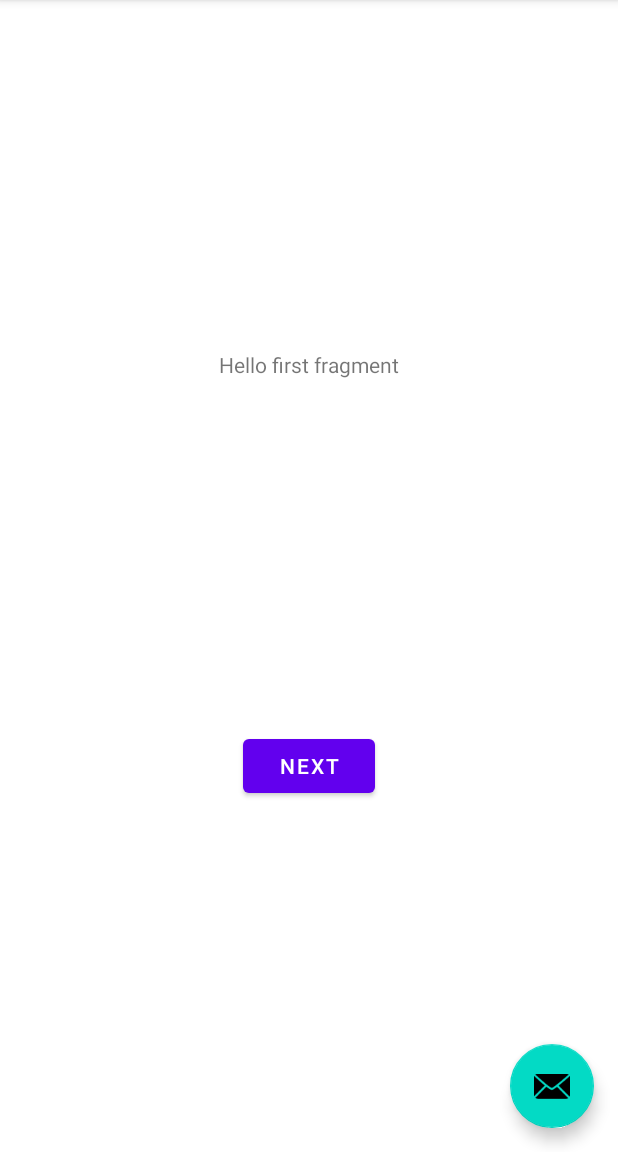
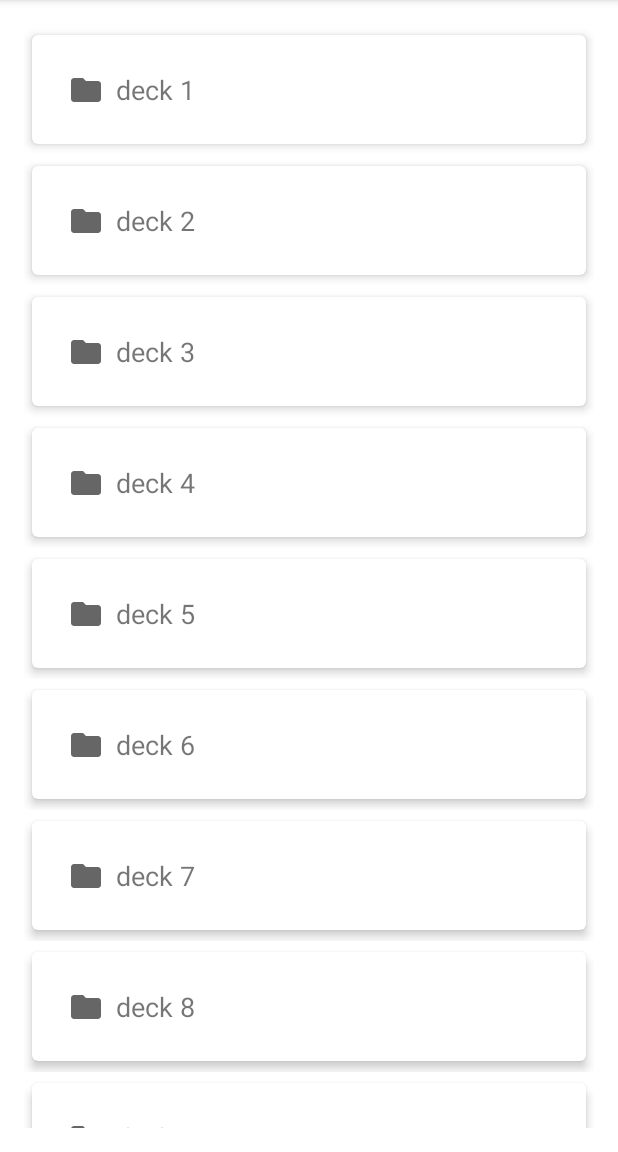
Before and after one commit to msh-vlsv/tinki, an Android app: the screen it shows after launch (MainActivity), on a phone screen of 412 x 824 dp, the part 84-1236 px from its top. Run offline under Robolectric (Android 15) with nearby library versions, the phone set to English and light mode, and no system bars.

Commit message:
add simple decks and cards fragments

```diff
--- a/app/build.gradle
+++ b/app/build.gradle
@@ -30,6 +30,10 @@ android {
     kotlinOptions {
         jvmTarget = '1.8'
     }
+
+    buildFeatures {
+        viewBinding true
+    }
 }
 
 dependencies {
--- a/app/src/main/java/com/android/tinki/FirstFragment.kt
+++ /dev/null
@@ -1,31 +0,0 @@
-package com.android.tinki
-
-import android.os.Bundle
-import androidx.fragment.app.Fragment
-import android.view.LayoutInflater
-import android.view.View
-import android.view.ViewGroup
-import android.widget.Button
-import androidx.navigation.fragment.findNavController
-
-/**
- * A simple [Fragment] subclass as the default destination in the navigation.
- */
-class FirstFragment : Fragment() {
-
-    override fun onCreateView(
-            inflater: LayoutInflater, container: ViewGroup?,
-            savedInstanceState: Bundle?
-    ): View? {
-        // Inflate the layout for this fragment
-        return inflater.inflate(R.layout.fragment_first, container, false)
-    }
-
-    override fun onViewCreated(view: View, savedInstanceState: Bundle?) {
-        super.onViewCreated(view, savedInstanceState)
-
-        view.findViewById<Button>(R.id.button_first).setOnClickListener {
-            findNavController().navigate(R.id.action_FirstFragment_to_SecondFragment)
-        }
-    }
-}
--- a/app/src/main/java/com/android/tinki/MainActivity.kt
+++ b/app/src/main/java/com/android/tinki/MainActivity.kt
@@ -6,18 +6,23 @@ import com.google.android.material.snackbar.Snackbar
 import androidx.appcompat.app.AppCompatActivity
 import android.view.Menu
 import android.view.MenuItem
+import com.android.tinki.databinding.ActivityMainBinding
 
 class MainActivity : AppCompatActivity() {
 
+    private lateinit var binding: ActivityMainBinding
+
     override fun onCreate(savedInstanceState: Bundle?) {
         super.onCreate(savedInstanceState)
-        setContentView(R.layout.activity_main)
-        setSupportActionBar(findViewById(R.id.toolbar))
+        binding = ActivityMainBinding.inflate(layoutInflater)
+        val view = binding.root
+        setContentView(view)
+        setSupportActionBar(binding.toolbar)
 
-        findViewById<FloatingActionButton>(R.id.fab).setOnClickListener { view ->
-            Snackbar.make(view, "Replace with your own action", Snackbar.LENGTH_LONG)
-                    .setAction("Action", null).show()
-        }
+//        binding.fab.setOnClickListener { view ->
+//            Snackbar.make(view, "Replace with your own action", Snackbar.LENGTH_LONG)
+//                    .setAction("Action", null).show()
+//        }
     }
 
     override fun onCreateOptionsMenu(menu: Menu): Boolean {
--- /dev/null
+++ b/app/src/main/java/com/android/tinki/decks/DeckAdapter.kt
@@ -0,0 +1,35 @@
+package com.android.tinki.decks
+
+import android.view.LayoutInflater
+import android.view.View
+import android.view.ViewGroup
+import android.widget.TextView
+import androidx.navigation.findNavController
+import androidx.recyclerview.widget.RecyclerView
+import com.android.tinki.R
+
+class DeckAdapter(private val data: ArrayList<String>) : RecyclerView.Adapter<DeckAdapter.ViewHolder>() {
+
+    class ViewHolder(view: View) : RecyclerView.ViewHolder(view) {
+        val textView: TextView
+
+        init {
+            textView = view.findViewById(R.id.deckTitle)
+        }
+    }
+
+    override fun onCreateViewHolder(parent: ViewGroup, viewType: Int): ViewHolder {
+        val view = LayoutInflater.from(parent.context).inflate(R.layout.deck_item, parent, false)
+        view.setOnClickListener {
+            view.findNavController().navigate(R.id.action_FirstFragment_to_SecondFragment)
+        }
+        return ViewHolder(view)
+    }
+
+    override fun onBindViewHolder(holder: ViewHolder, position: Int) {
+        holder.textView.text = data[position]
+    }
+
+    override fun getItemCount() = data.size
+
+}
--- /dev/null
+++ b/app/src/main/java/com/android/tinki/decks/DecksFragment.kt
@@ -0,0 +1,36 @@
+package com.android.tinki.decks
+
+import android.os.Bundle
+import androidx.fragment.app.Fragment
+import android.view.LayoutInflater
+import android.view.View
+import android.view.ViewGroup
+import androidx.lifecycle.ViewModelProvider
+import androidx.recyclerview.widget.LinearLayoutManager
+import com.android.tinki.databinding.FragmentDecksBinding
+
+/**
+ * A simple [Fragment] subclass as the default destination in the navigation.
+ */
+class DecksFragment : Fragment() {
+
+    private lateinit var decksViewModel: DecksViewModel
+    private var _binding: FragmentDecksBinding? = null
+    private val binding get() = _binding!!
+
+    override fun onCreateView(
+            inflater: LayoutInflater, container: ViewGroup?,
+            savedInstanceState: Bundle?
+    ): View? {
+        decksViewModel =
+            ViewModelProvider(this).get(DecksViewModel::class.java)
+        _binding = FragmentDecksBinding.inflate(inflater, container, false)
+        binding.decksRecyclerView.layoutManager = LinearLayoutManager(this.context)
+        binding.decksRecyclerView.adapter = DeckAdapter(decksViewModel.decks)
+        return binding.root
+    }
+
+    override fun onViewCreated(view: View, savedInstanceState: Bundle?) {
+        super.onViewCreated(view, savedInstanceState)
+    }
+}
--- /dev/null
+++ b/app/src/main/java/com/android/tinki/decks/DecksViewModel.kt
@@ -0,0 +1,18 @@
+package com.android.tinki.decks
+
+import androidx.lifecycle.ViewModel
+
+class DecksViewModel : ViewModel() {
+
+    val decks = arrayListOf<String>()
+
+    init {
+        getDecks()
+    }
+
+    fun getDecks() {
+        for (i in 1..10) {
+            decks.add("deck $i")
+        }
+    }
+}
--- /dev/null
+++ b/app/src/main/res/drawable/ic_baseline_folder_24.xml
@@ -0,0 +1,10 @@
+<vector xmlns:android="http://schemas.android.com/apk/res/android"
+    android:width="24dp"
+    android:height="24dp"
+    android:viewportWidth="24"
+    android:viewportHeight="24"
+    android:tint="?attr/colorControlNormal">
+  <path
+      android:fillColor="@android:color/white"
+      android:pathData="M10,4H4c-1.1,0 -1.99,0.9 -1.99,2L2,18c0,1.1 0.9,2 2,2h16c1.1,0 2,-0.9 2,-2V8c0,-1.1 -0.9,-2 -2,-2h-8l-2,-2z"/>
+</vector>
--- a/app/src/main/res/layout/activity_main.xml
+++ b/app/src/main/res/layout/activity_main.xml
@@ -22,12 +22,12 @@
 
     <include layout="@layout/content_main" />
 
-    <com.google.android.material.floatingactionbutton.FloatingActionButton
-        android:id="@+id/fab"
-        android:layout_width="wrap_content"
-        android:layout_height="wrap_content"
-        android:layout_gravity="bottom|end"
-        android:layout_margin="@dimen/fab_margin"
-        app:srcCompat="@android:drawable/ic_dialog_email" />
+<!--    <com.google.android.material.floatingactionbutton.FloatingActionButton-->
+<!--        android:id="@+id/fab"-->
+<!--        android:layout_width="wrap_content"-->
+<!--        android:layout_height="wrap_content"-->
+<!--        android:layout_gravity="bottom|end"-->
+<!--        android:layout_margin="@dimen/fab_margin"-->
+<!--        app:srcCompat="@android:drawable/ic_dialog_email" />-->
 
 </androidx.coordinatorlayout.widget.CoordinatorLayout>
--- /dev/null
+++ b/app/src/main/res/layout/deck_item.xml
@@ -0,0 +1,47 @@
+<?xml version="1.0" encoding="utf-8"?>
+<FrameLayout xmlns:android="http://schemas.android.com/apk/res/android"
+    android:layout_width="match_parent"
+    android:layout_height="wrap_content"
+    xmlns:app="http://schemas.android.com/apk/res-auto">
+
+    <androidx.cardview.widget.CardView
+        android:layout_width="match_parent"
+        android:layout_height="wrap_content"
+        app:cardCornerRadius="4dp"
+        app:cardElevation="4dp"
+        app:cardUseCompatPadding="true"
+        app:contentPadding="16dp">
+
+        <androidx.constraintlayout.widget.ConstraintLayout
+            android:layout_width="match_parent"
+            android:layout_height="wrap_content">
+
+            <ImageView
+                android:id="@+id/deckIcon"
+                android:layout_width="wrap_content"
+                android:layout_height="wrap_content"
+                android:layout_marginStart="8dp"
+                app:layout_constraintBottom_toBottomOf="parent"
+                app:layout_constraintStart_toStartOf="parent"
+                app:layout_constraintTop_toTopOf="parent"
+                app:srcCompat="@drawable/ic_baseline_folder_24" />
+
+            <TextView
+                android:id="@+id/deckTitle"
+                android:layout_width="0dp"
+                android:layout_height="wrap_content"
+                android:layout_marginStart="8dp"
+                android:layout_marginTop="8dp"
+                android:layout_marginEnd="8dp"
+                android:layout_marginBottom="8dp"
+                android:text="TextView"
+                android:textSize="18sp"
+                app:layout_constraintBottom_toBottomOf="parent"
+                app:layout_constraintEnd_toEndOf="parent"
+                app:layout_constraintStart_toEndOf="@+id/deckIcon"
+                app:layout_constraintTop_toTopOf="parent" />
+
+        </androidx.constraintlayout.widget.ConstraintLayout>
+    </androidx.cardview.widget.CardView>
+
+</FrameLayout>
--- /dev/null
+++ b/app/src/main/res/layout/fragment_decks.xml
@@ -0,0 +1,22 @@
+<?xml version="1.0" encoding="utf-8"?>
+<androidx.constraintlayout.widget.ConstraintLayout xmlns:android="http://schemas.android.com/apk/res/android"
+    xmlns:app="http://schemas.android.com/apk/res-auto"
+    xmlns:tools="http://schemas.android.com/tools"
+    android:layout_width="match_parent"
+    android:layout_height="match_parent"
+    tools:context=".decks.DecksFragment">
+
+    <androidx.recyclerview.widget.RecyclerView
+        android:id="@+id/decksRecyclerView"
+        android:layout_width="match_parent"
+        android:layout_height="0dp"
+        android:layout_marginStart="16dp"
+        android:layout_marginTop="16dp"
+        android:layout_marginEnd="16dp"
+        android:layout_marginBottom="16dp"
+        app:layout_constraintBottom_toBottomOf="parent"
+        app:layout_constraintEnd_toEndOf="parent"
+        app:layout_constraintStart_toStartOf="parent"
+        app:layout_constraintTop_toTopOf="parent"
+        tools:listitem="@layout/deck_item" />
+</androidx.constraintlayout.widget.ConstraintLayout>
--- a/app/src/main/res/layout/fragment_first.xml
+++ /dev/null
@@ -1,28 +0,0 @@
-<?xml version="1.0" encoding="utf-8"?>
-<androidx.constraintlayout.widget.ConstraintLayout xmlns:android="http://schemas.android.com/apk/res/android"
-    xmlns:app="http://schemas.android.com/apk/res-auto"
-    xmlns:tools="http://schemas.android.com/tools"
-    android:layout_width="match_parent"
-    android:layout_height="match_parent"
-    tools:context=".FirstFragment">
-
-    <TextView
-        android:id="@+id/textview_first"
-        android:layout_width="wrap_content"
-        android:layout_height="wrap_content"
-        android:text="@string/hello_first_fragment"
-        app:layout_constraintBottom_toTopOf="@id/button_first"
-        app:layout_constraintEnd_toEndOf="parent"
-        app:layout_constraintStart_toStartOf="parent"
-        app:layout_constraintTop_toTopOf="parent" />
-
-    <Button
-        android:id="@+id/button_first"
-        android:layout_width="wrap_content"
-        android:layout_height="wrap_content"
-        android:text="@string/next"
-        app:layout_constraintBottom_toBottomOf="parent"
-        app:layout_constraintEnd_toEndOf="parent"
-        app:layout_constraintStart_toStartOf="parent"
-        app:layout_constraintTop_toBottomOf="@id/textview_first" />
-</androidx.constraintlayout.widget.ConstraintLayout>
--- a/app/src/main/res/navigation/nav_graph.xml
+++ b/app/src/main/res/navigation/nav_graph.xml
@@ -7,9 +7,9 @@
 
     <fragment
         android:id="@+id/FirstFragment"
-        android:name="com.android.tinki.FirstFragment"
+        android:name="com.android.tinki.decks.DecksFragment"
         android:label="@string/first_fragment_label"
-        tools:layout="@layout/fragment_first">
+        tools:layout="@layout/fragment_decks">
 
         <action
             android:id="@+id/action_FirstFragment_to_SecondFragment"
@@ -17,9 +17,9 @@
     </fragment>
     <fragment
         android:id="@+id/SecondFragment"
-        android:name="com.android.tinki.SecondFragment"
+        android:name="com.android.tinki.cards.CardsFragment"
         android:label="@string/second_fragment_label"
-        tools:layout="@layout/fragment_second">
+        tools:layout="@layout/fragment_cards">
 
         <action
             android:id="@+id/action_SecondFragment_to_FirstFragment"
--- a/app/src/main/res/values/strings.xml
+++ b/app/src/main/res/values/strings.xml
@@ -9,4 +9,5 @@
 
     <string name="hello_first_fragment">Hello first fragment</string>
     <string name="hello_second_fragment">Hello second fragment. Arg: %1$s</string>
+    <string name="review">Review</string>
 </resources>
```
Also changed, not shown: app/src/main/java/com/android/tinki/SecondFragment.kt (deleted, +0 -31 lines), app/src/main/java/com/android/tinki/cards/CardsAdapter.kt (added, +34 -0 lines), app/src/main/java/com/android/tinki/cards/CardsFragment.kt (added, +52 -0 lines), app/src/main/java/com/android/tinki/cards/CardsViewModel.kt (added, +18 -0 lines), app/src/main/res/layout/card_item.xml (added, +38 -0 lines), app/src/main/res/layout/fragment_cards.xml (renamed from app/src/main/res/layout/fragment_second.xml, +15 -10 lines), gradle/wrapper/gradle-wrapper.properties.
